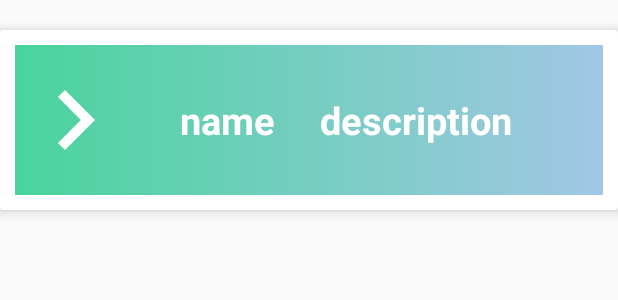
After one commit to Benitha250/iStudies, an Android app: the layout kindergarten_layout.xml on its own in the app's theme, with its tools: preview values and no code run, on a phone screen of 412 x 824 dp. The commit adds this screen. Shown: the top 300 px of the screen. Run offline under Robolectric (Android 15) with nearby library versions, the phone set to English and light mode, and no system bars; Roboto replaces fonts that are not available here.

Commit message:
add files to retrieve kindergarten

```diff
--- a/app/src/main/AndroidManifest.xml
+++ b/app/src/main/AndroidManifest.xml
@@ -11,7 +11,8 @@
         android:roundIcon="@mipmap/ic_launcher_round"
         android:supportsRtl="true"
         android:theme="@style/Theme.IStudy">
-        <activity android:name=".Courses"></activity>
+        <activity android:name=".Kindergarten"></activity>
+        <activity android:name=".Courses" />
         <activity android:name=".PaymentActivity" />
         <activity
             android:name=".NotesContentActivity"
--- a/app/src/main/java/com/example/istudy/Adapter/PostAdapter.java
+++ b/app/src/main/java/com/example/istudy/Adapter/PostAdapter.java
@@ -38,7 +38,7 @@ public class PostAdapter extends RecyclerView.Adapter<PostAdapter.PostViewHolder
 
         Post post = postList.get(position);
         holder.name.setText(post.getName());
-        holder.description.setText(post.getDescription());
+        //holder.description.setText(post.getDescription());
     }
 
     @Override
@@ -47,13 +47,13 @@ public class PostAdapter extends RecyclerView.Adapter<PostAdapter.PostViewHolder
     }
 
     public class PostViewHolder extends RecyclerView.ViewHolder{
-        TextView name, description;
+        TextView name/*, description*/;
 
         public PostViewHolder(@NonNull View itemView) {
             super(itemView);
 
             name = itemView.findViewById(R.id.name);
-            description = itemView.findViewById(R.id.description);
+            //description = itemView.findViewById(R.id.description);
         }
     }
 }
--- a/app/src/main/res/layout/courses_layout.xml
+++ b/app/src/main/res/layout/courses_layout.xml
@@ -32,7 +32,7 @@
             android:textColor="@color/white"
             android:text="name"
             />
-        <TextView
+<!--        <TextView
             android:id="@+id/description"
             android:layout_width="wrap_content"
             android:layout_height="wrap_content"
@@ -43,6 +43,6 @@
             android:textSize="25dp"
             android:textColor="@color/white"
             android:text="description"
-            />
+            />-->
     </LinearLayout>
 </androidx.cardview.widget.CardView>
--- /dev/null
+++ b/app/src/main/res/layout/kindergarten_layout.xml
@@ -0,0 +1,48 @@
+<?xml version="1.0" encoding="utf-8"?>
+<androidx.cardview.widget.CardView
+    xmlns:android="http://schemas.android.com/apk/res/android"
+    xmlns:app="http://schemas.android.com/apk/res-auto"
+    android:layout_width="match_parent"
+    android:layout_height="wrap_content"
+    android:layout_marginTop="20dp"
+    app:cardElevation="5dp">
+
+    <LinearLayout
+        android:layout_width="match_parent"
+        android:layout_height="wrap_content"
+        android:layout_margin="10dp"
+        android:orientation="horizontal"
+        android:background="@drawable/background">
+
+                <ImageView
+                    android:id="@+id/img"
+                    android:layout_width="80dp"
+                    android:layout_height="100dp"
+                    android:src="@drawable/ic_direction"
+                    />
+                <TextView
+                    android:id="@+id/name"
+                    android:layout_width="wrap_content"
+                    android:layout_height="wrap_content"
+                    android:layout_gravity="center_vertical"
+                    android:layout_marginStart="30dp"
+                    android:layout_marginLeft="10dp"
+                    android:textStyle="bold"
+                    android:textSize="25dp"
+                    android:textColor="@color/white"
+                    android:text="name"
+                    />
+                <TextView
+                    android:id="@+id/description"
+                    android:layout_width="wrap_content"
+                    android:layout_height="wrap_content"
+                    android:layout_gravity="center_vertical"
+                    android:layout_marginStart="30dp"
+                    android:layout_marginLeft="10dp"
+                    android:textStyle="bold"
+                    android:textSize="25dp"
+                    android:textColor="@color/white"
+                    android:text="description"
+                    />
+    </LinearLayout>
+</androidx.cardview.widget.CardView>
```
Also changed, not shown: app/src/main/java/com/example/istudy/Kindergarten.java (added, +14 -0 lines), app/src/main/res/layout/activity_kindergarten.xml (added, +14 -0 lines).
